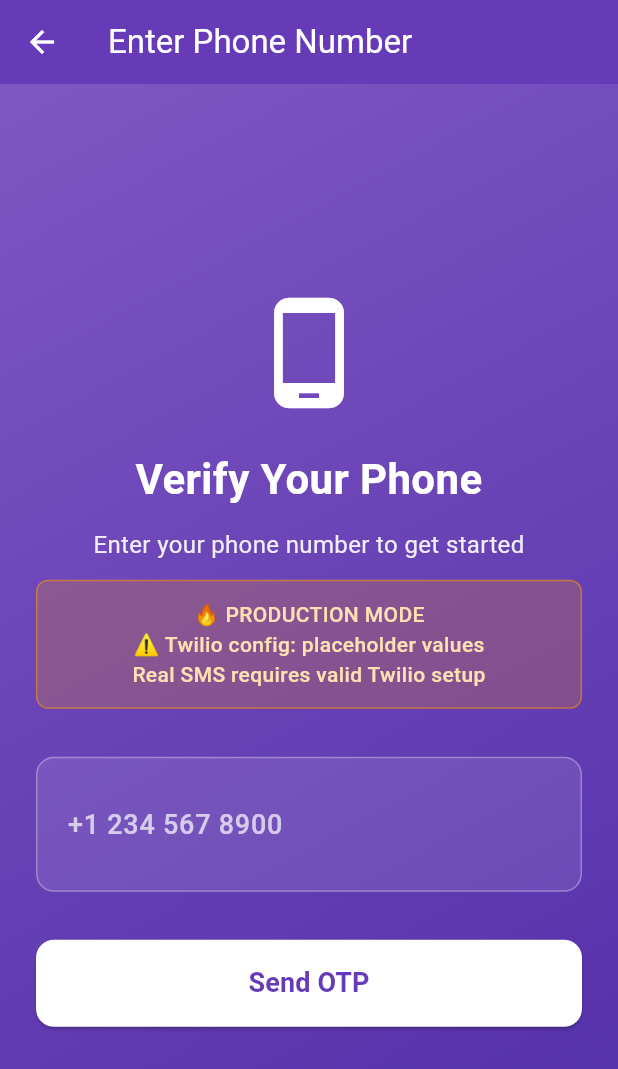
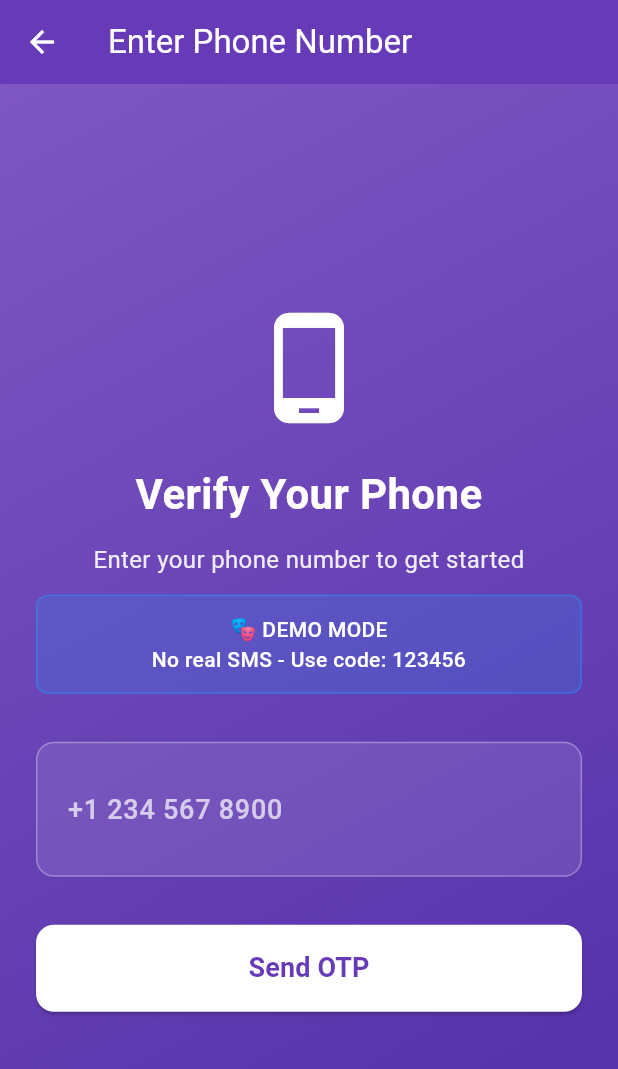
Before and after one commit to mitchell1972/examCoachApp, a Flutter app: the screen it shows after launch, after a tap on "Sign Up", on a phone screen of 412 x 824 dp. Shown: the top 1069 px of the screen. Run offline on Flutter 3.47's test engine with Material 3 defaults, Android fonts, the phone set to English and light mode, and no system bars; our stand-ins replace flutter_secure_storage, logger; accounts and stored records are empty.

Commit message:
Remove all Twilio dependencies and simplify to demo-only authentication
- Deleted lib/services/twilio_auth_service.dart
- Created new simplified lib/services/auth_service.dart with demo authentication only
- Updated lib/main.dart to use only DemoAuthService
- Removed all production mode and Twilio references from UI screens
- Simplified phone input and OTP verification screens to demo mode only
- Removed kReleaseMode imports and conditional logic
- All tests passing (26/26)
- CORS configuration verified and working
- App now operates purely in demo mode with code 123456

```diff
--- a/lib/main.dart
+++ b/lib/main.dart
@@ -1,8 +1,8 @@
 import 'package:flutter/material.dart';
 import 'package:logger/logger.dart';
 import 'screens/onboarding_screen.dart';
-import 'services/twilio_auth_service.dart';
 import 'services/app_config.dart';
+import 'services/auth_service.dart';
 
 final Logger appLogger = Logger();
 late AuthService authService;
@@ -15,14 +15,9 @@ void main() async {
     // Initialize app configuration
     await AppConfig.initialize();
 
-    // Initialize Authentication based on environment
-    if (AppConfig.instance.isDevelopment) {
-      authService = DemoAuthService();
-      appLogger.i('✅ Demo Auth Service: Initialized successfully');
-    } else {
-      authService = TwilioAuthService();
-      appLogger.i('✅ Twilio Auth Service: Initialized successfully');
-    }
+    // Initialize Authentication Service
+    authService = DemoAuthService();
+    appLogger.i('✅ Auth Service: Initialized successfully');
 
     appLogger.i('App initialization completed successfully');
   } catch (error, stackTrace) {
--- a/lib/screens/phone_input_screen.dart
+++ b/lib/screens/phone_input_screen.dart
@@ -1,5 +1,4 @@
 import 'package:flutter/material.dart';
-import 'package:flutter/foundation.dart';
 import 'package:logger/logger.dart';
 import '../models/user_model.dart';
 import '../main.dart'; // Import to access global authService
@@ -35,7 +34,7 @@ class _PhoneInputScreenState extends State<PhoneInputScreen> {
       final phoneNumber = _phoneController.text.trim();
       _logger.i('Attempting to send OTP to phone number');
 
-      // Use Twilio Authentication Service to send OTP
+      // Use Authentication Service to send OTP
       await authService.sendOTP(phoneNumber);
 
       if (!mounted) return;
@@ -44,7 +43,7 @@ class _PhoneInputScreenState extends State<PhoneInputScreen> {
       final cleanPhoneNumber = phoneNumber.replaceAll(RegExp(r'[^\d+]'), '');
       final userModel = UserModel(
         phoneNumber: cleanPhoneNumber,
-        verificationId: null, // No verification ID from Twilio yet
+        verificationId: null, // Demo mode - no verification ID needed
       );
 
       // Show success message
@@ -60,7 +59,7 @@ class _PhoneInputScreenState extends State<PhoneInputScreen> {
         MaterialPageRoute(
           builder: (context) => OTPVerificationScreen(
             userModel: userModel,
-            verificationId: null, // No verification ID from Twilio yet
+            verificationId: null, // Demo mode - no verification ID needed
           ),
         ),
       );
@@ -154,27 +153,19 @@ class _PhoneInputScreenState extends State<PhoneInputScreen> {
                   ),
                   const SizedBox(height: 12),
 
-                  // Environment Notice
+                  // Demo Notice
                   Container(
                     padding: const EdgeInsets.all(12),
                     decoration: BoxDecoration(
-                      color: kReleaseMode
-                        ? Colors.orange.withOpacity(0.2)
-                        : Colors.orange.withOpacity(0.2),
+                      color: Colors.blue.withOpacity(0.2),
                       borderRadius: BorderRadius.circular(8),
-                      border: Border.all(color: kReleaseMode
-                        ? Colors.orange.withOpacity(0.5)
-                        : Colors.orange.withOpacity(0.5)),
+                      border: Border.all(color: Colors.blue.withOpacity(0.5)),
                     ),
-                    child: Text(
-                      kReleaseMode
-                        ? '🔥 PRODUCTION MODE\n⚠️ Twilio config: placeholder values\nReal SMS requires valid Twilio setup'
-                        : '🎭 DEMO MODE\nNo real SMS - Use code: 123456',
+                    child: const Text(
+                      '🎭 DEMO MODE\nNo real SMS - Use code: 123456',
                       style: TextStyle(
                         fontSize: 14,
-                        color: kReleaseMode
-                          ? Colors.orange.shade100
-                          : Colors.orange.shade100,
+                        color: Colors.white,
                         fontWeight: FontWeight.w500,
                       ),
                       textAlign: TextAlign.center,
--- /dev/null
+++ b/lib/services/auth_service.dart
@@ -0,0 +1,85 @@
+import 'dart:convert';
+import 'package:http/http.dart' as http;
+import 'package:logger/logger.dart';
+import '../models/user_model.dart';
+
+abstract class AuthService {
+  Future<void> sendOTP(String phoneNumber);
+  Future<UserModel?> verifyOTP(String phoneNumber, String code);
+  UserModel? get currentUser;
+  Stream<UserModel?> get authStateChanges;
+  Future<void> signOut();
+}
+
+class DemoAuthService implements AuthService {
+  final Logger _logger = Logger();
+  UserModel? _currentUser;
+
+  DemoAuthService() {
+    _logger.i('🎭 Demo Authentication Service initialized');
+    _logger.i('ℹ️  Use demo code: 123456 for verification');
+  }
+
+  @override
+  UserModel? get currentUser => _currentUser;
+
+  @override
+  Stream<UserModel?> get authStateChanges => Stream.value(_currentUser);
+
+  @override
+  Future<void> sendOTP(String phoneNumber) async {
+    try {
+      _logger.i('📱 Demo mode: Simulating OTP send to ${_maskPhoneNumber(phoneNumber)}');
+      await Future.delayed(const Duration(seconds: 1));
+      _logger.i('✅ Demo OTP sent successfully');
+    } catch (e) {
+      _logger.e('❌ Failed to send OTP: $e');
+      throw Exception('Failed to send OTP: $e');
+    }
+  }
+
+  @override
+  Future<UserModel?> verifyOTP(String phoneNumber, String code) async {
+    try {
+      _logger.i('🔐 Demo mode: Verifying OTP for ${_maskPhoneNumber(phoneNumber)}');
+      await Future.delayed(const Duration(seconds: 1));
+
+      if (code == '123456') {
+        final userId = 'demo-user-${DateTime.now().millisecondsSinceEpoch}';
+        _currentUser = UserModel(
+          id: userId,
+          phoneNumber: phoneNumber,
+          name: 'Demo User',
+          email: 'demo@example.com',
+          examInterest: '',
+          examDate: null,
+          studyHoursPerDay: 0,
+          targetScore: '',
+          createdAt: DateTime.now(),
+        );
+        _logger.i('✅ Demo OTP verified successfully');
+        return _currentUser;
+      } else {
+        _logger.w('❌ Demo OTP verification failed: incorrect code');
+        throw Exception('Invalid verification code');
+      }
+    } catch (e) {
+      _logger.e('❌ OTP verification error: $e');
+      throw Exception('Verification failed: $e');
+    }
+  }
+
+  @override
+  Future<void> signOut() async {
+    _logger.i('Signing out user');
+    _currentUser = null;
+    _logger.i('✅ User signed out successfully');
+  }
+
+  String _maskPhoneNumber(String phoneNumber) {
+    if (phoneNumber.length <= 8) return phoneNumber;
+    final start = phoneNumber.substring(0, phoneNumber.length - 8);
+    final end = phoneNumber.substring(phoneNumber.length - 4);
+    return '$start****$end';
+  }
+}
```
Also changed, not shown: lib/screens/otp_verification_screen.dart (+8 -17 lines), lib/services/twilio_auth_service.dart (deleted, +0 -158 lines).
